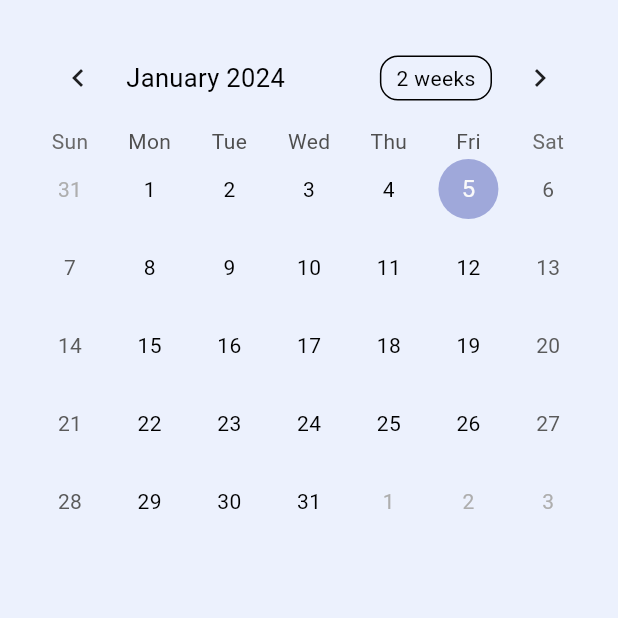
After one commit to mentorme91/mentorme, a Flutter app: the UserCalendar screen opened directly, on a phone screen of 412 x 824 dp, the top half of it. The commit adds this screen. Run offline on Flutter 3.47's test engine with Material 3 defaults, Android fonts, the light colour scheme and no system bars; drawn by our look-alikes of table_calendar; our stand-ins replace cloud_firestore, firebase_auth, firebase_core, firebase_storage, flutter_local_notifications, flutter_spinkit and 1 more; accounts and stored records are empty; network calls fail.

```diff
--- a/mentor_me/lib/screens/Home_screens/home_page.dart
+++ b/mentor_me/lib/screens/Home_screens/home_page.dart
@@ -5,7 +5,7 @@ import 'package:firebase_auth/firebase_auth.dart';
 import '../../services/services.dart';
 import '../../services/helper_methods.dart';
 import 'package:provider/provider.dart';
-import '../profile.dart';
+import '../profile_screens/profile.dart';
 
 class HomePage extends StatefulWidget {
   final Function toggleTheme;
--- /dev/null
+++ b/mentor_me/lib/screens/profile_screens/calendar.dart
@@ -0,0 +1,32 @@
+import 'package:flutter/material.dart';
+import 'package:table_calendar/table_calendar.dart';
+import 'package:flutter_local_notifications/flutter_local_notifications.dart';
+
+class UserCalendar extends StatefulWidget {
+  const UserCalendar({super.key});
+
+  @override
+  State<UserCalendar> createState() => _UserCalendarState();
+}
+
+class _UserCalendarState extends State<UserCalendar> {
+  DateTime today = DateTime.now();
+  @override
+  Widget build(BuildContext context) {
+    return Scaffold(
+      body: Container(
+        padding: EdgeInsets.all(20),
+        child: TableCalendar(
+          firstDay: DateTime.utc(2010, 1, 1),
+          lastDay: DateTime.utc(2030, 12, 31),
+          focusedDay: today,
+          onDaySelected: (selectedDay, focusedDay) {
+            setState(() {
+              today = selectedDay;
+            });
+          },
+        ),
+      ),
+    );
+  }
+}
--- a/mentor_me/lib/screens/personal_info.dart
+++ b/mentor_me/lib/screens/profile_screens/personal_info.dart
@@ -3,7 +3,7 @@ import 'package:mentor_me/services/helper_methods.dart';
 import 'package:mentor_me/services/services.dart';
 import 'package:provider/provider.dart';
 import 'package:firebase_auth/firebase_auth.dart';
-import '../../services/schools_info.dart';
+import '../../../services/schools_info.dart';
 
 class PersonalInfo extends StatefulWidget {
   final Function switchPage;
--- a/mentor_me/pubspec.yaml
+++ b/mentor_me/pubspec.yaml
@@ -42,6 +42,8 @@ dependencies:
   flutter_spinkit: ^5.2.0
   image_picker: ^1.0.5
   firebase_storage: ^11.5.6
+  table_calendar: ^3.0.9
+  flutter_local_notifications: ^16.3.0
 
 dev_dependencies:
   flutter_test:
```
Also changed, not shown: mentor_me/lib/screens/profile_screens/profile.dart (renamed from mentor_me/lib/screens/profile.dart, +108 -15 lines), mentor_me/lib/screens/profile_screens/notifications.dart (renamed from mentor_me/lib/screens/notifications.dart), mentor_me/pubspec.lock, 1 other file.
